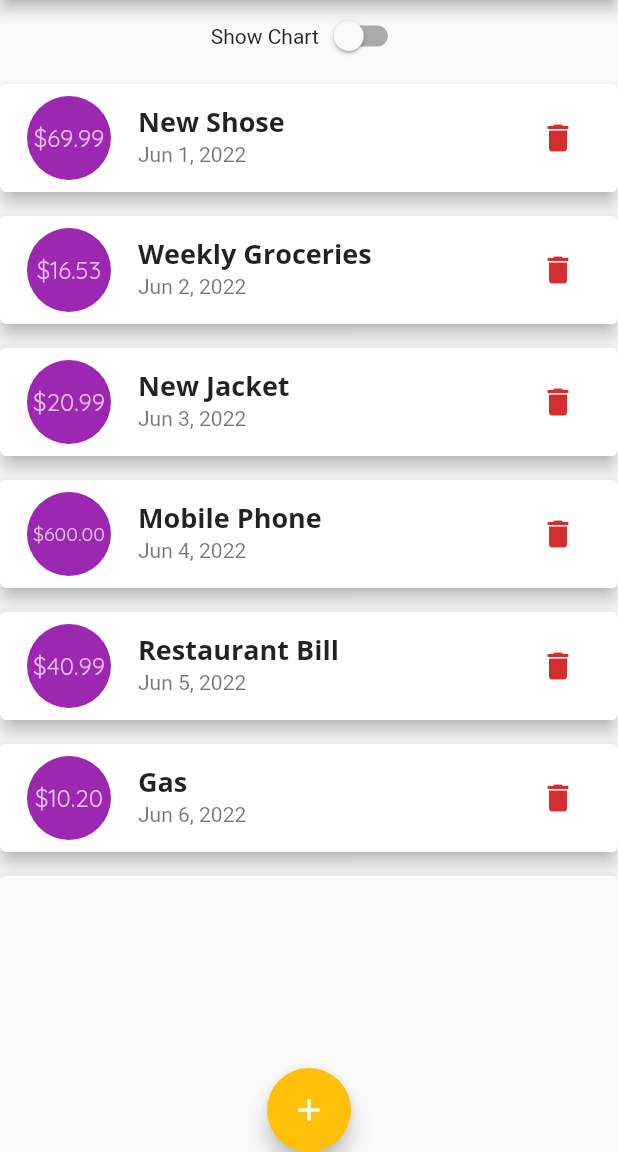
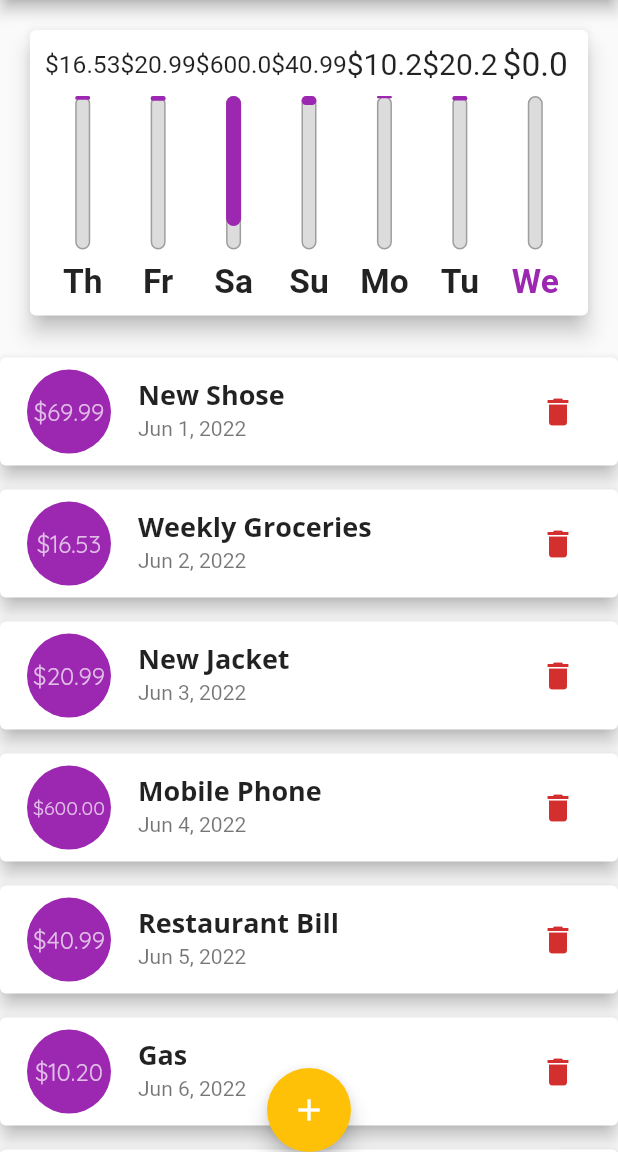
Before and after one commit to bantawa04/expenseTrackerFlutter, a Flutter app: the screen it shows after launch, on a phone screen of 412 x 824 dp, the part 84-1236 px from its top. Run offline on Flutter 3.47's test engine with Material 2 defaults, Android fonts, the phone set to English and light mode, and no system bars.

Commit message:
5.11 show contents as per  device orientation

```diff
--- a/lib/main.dart
+++ b/lib/main.dart
@@ -146,6 +146,9 @@ class _MyHomePageState extends State<MyHomePage> {
 
   @override
   Widget build(BuildContext context) {
+    final isLandscape =
+        MediaQuery.of(context).orientation == Orientation.landscape;
+
     final appBar = AppBar(
       title: Text('Personal Expense'),
       actions: <Widget>[
@@ -158,12 +161,23 @@ class _MyHomePageState extends State<MyHomePage> {
       ],
     );
 
+    final txListWidget = Container(
+      //remove appbar and status bar height
+      height: (MediaQuery.of(context).size.height -
+              appBar.preferredSize.height -
+              MediaQuery.of(context).padding.top) *
+          0.7,
+      child: TransactionList(_userTransaction, _deleteTransation),
+    );
+
     return Scaffold(
       appBar: appBar,
       body: SingleChildScrollView(
         child: Column(
           crossAxisAlignment: CrossAxisAlignment.center,
           children: <Widget>[
+            /** Show in landscape mode start */
+            if (isLandscape)
               Row(
                 mainAxisAlignment: MainAxisAlignment.center,
                 children: <Widget>[
@@ -177,6 +191,7 @@ class _MyHomePageState extends State<MyHomePage> {
                       }),
                 ],
               ),
+            if (isLandscape)
               _showChart
                   ? Container(
                       //remove appbar and status bar height
@@ -186,14 +201,20 @@ class _MyHomePageState extends State<MyHomePage> {
                           0.7,
                       child: Chart(_recentTransactions),
                     )
-                : Container(
+                  : txListWidget,
+            /** Show in landscape mode end */
+            /** Show in portrait mode start */
+            if (!isLandscape)
+              Container(
                 //remove appbar and status bar height
                 height: (MediaQuery.of(context).size.height -
                         appBar.preferredSize.height -
                         MediaQuery.of(context).padding.top) *
-                        0.7,
-                    child: TransactionList(_userTransaction, _deleteTransation),
-                  )
+                    0.3,
+                child: Chart(_recentTransactions),
+              ),
+            if (!isLandscape) txListWidget,
+            /** Show in portrait mode end */
           ],
         ),
       ),
```
Lines whose indentation alone changed are shown as unchanged.
